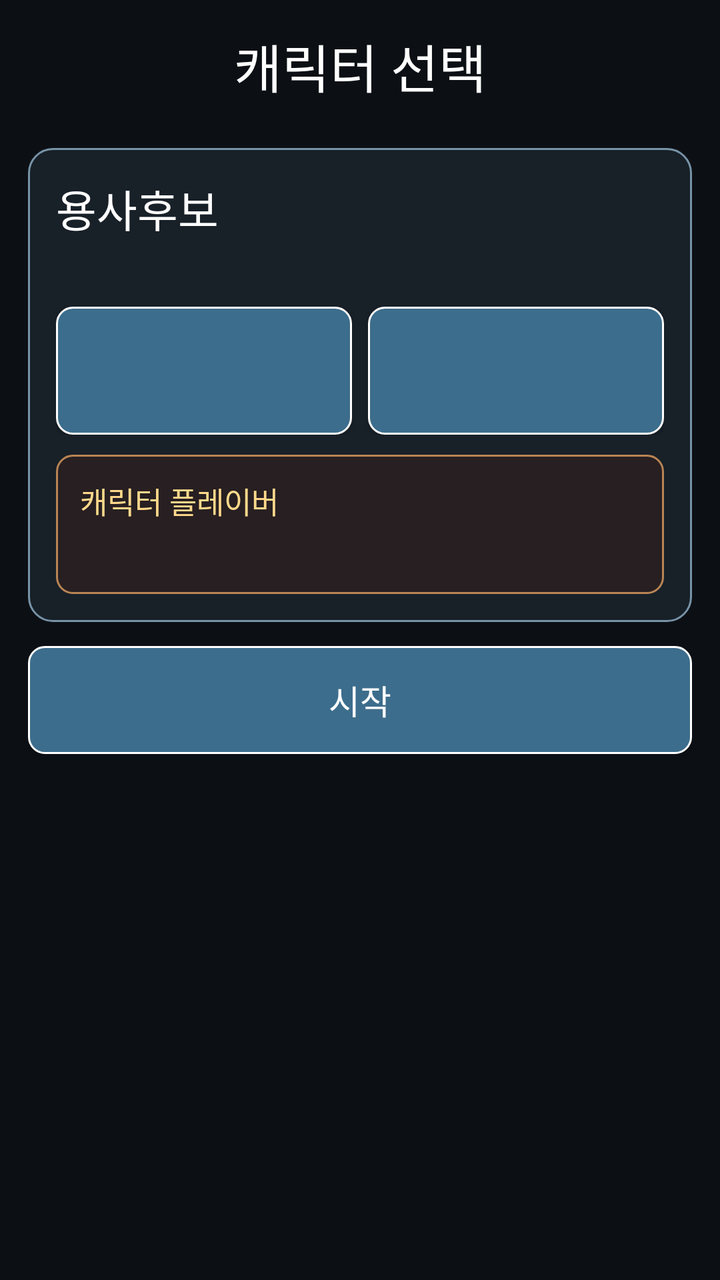
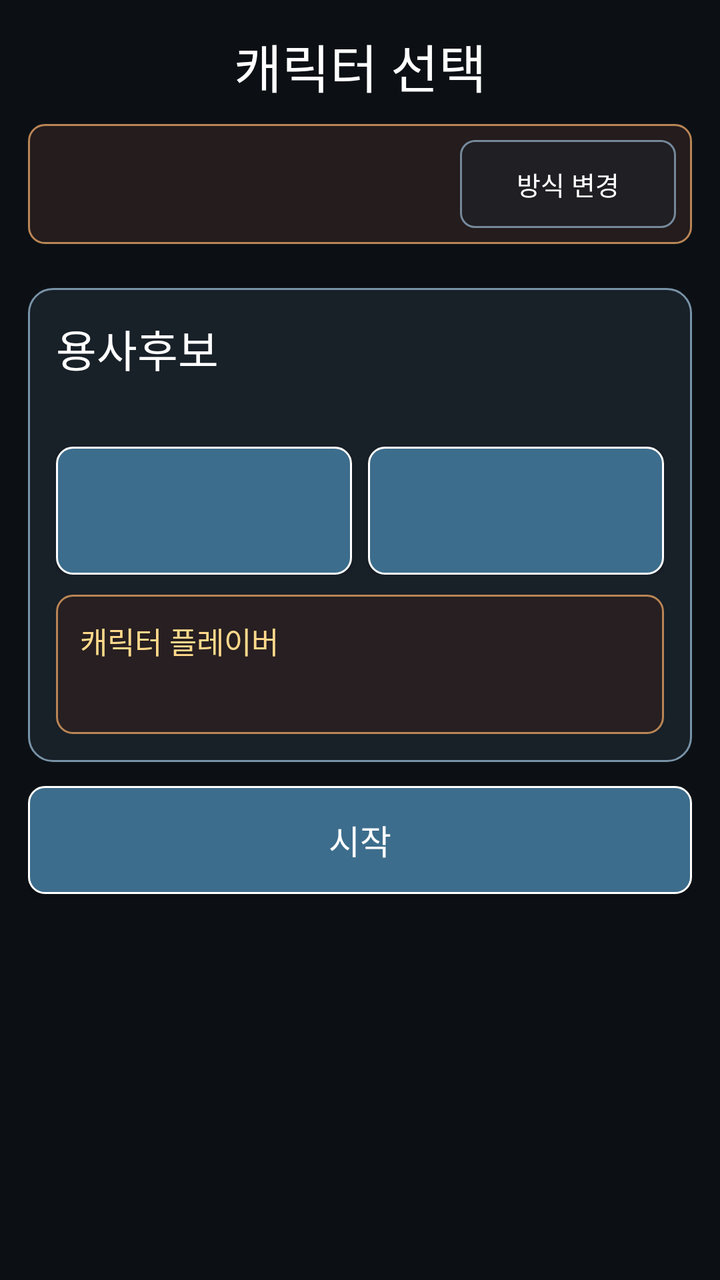

The first picture is an Android layout as it rendered before a commit; the second is the same layout after the commit. The layout source and the unified diff follow.
<!-- AndroidManifest.xml: application theme Theme.Project_pas -->
<!-- res/layout/activity_character_selection.xml -->
<?xml version="1.0" encoding="utf-8"?>
<ScrollView xmlns:android="http://schemas.android.com/apk/res/android"
    android:layout_width="match_parent"
    android:layout_height="match_parent"
    android:background="#0C1015"
    android:fillViewport="true">

    <LinearLayout
        android:layout_width="match_parent"
        android:layout_height="wrap_content"
        android:orientation="vertical"
        android:padding="14dp">

        <TextView
            android:layout_width="match_parent"
            android:layout_height="wrap_content"
            android:gravity="center"
            android:text="캐릭터 선택"
            android:textColor="@android:color/white"
            android:textSize="26sp" />

        <GridLayout
            android:id="@+id/character_grid"
            android:layout_width="match_parent"
            android:layout_height="wrap_content"
            android:layout_marginTop="10dp"
            android:columnCount="4" />

        <LinearLayout
            android:layout_width="match_parent"
            android:layout_height="wrap_content"
            android:layout_marginTop="12dp"
            android:background="@drawable/bg_battle_panel"
            android:orientation="vertical"
            android:padding="14dp">

            <TextView
                android:id="@+id/character_name"
                android:layout_width="match_parent"
                android:layout_height="wrap_content"
                android:text="용사후보"
                android:textColor="@android:color/white"
                android:textSize="22sp" />

            <TextView
                android:id="@+id/selection_guide"
                android:layout_width="match_parent"
                android:layout_height="wrap_content"
                android:layout_marginTop="4dp"
                android:textColor="#CBD8E0"
                android:textSize="14sp" />

            <LinearLayout
                android:id="@+id/rune_selection"
                android:layout_width="match_parent"
                android:layout_height="wrap_content"
                android:layout_marginTop="10dp"
                android:orientation="horizontal">

                <Button
                    android:id="@+id/btn_rune1"
                    android:layout_width="0dp"
                    android:layout_height="64dp"
                    android:layout_marginEnd="4dp"
                    android:layout_weight="1"
                    android:background="@drawable/bg_btn_start"
                    android:textColor="@android:color/white" />

                <Button
                    android:id="@+id/btn_rune2"
                    android:layout_width="0dp"
                    android:layout_height="64dp"
                    android:layout_marginStart="4dp"
                    android:layout_weight="1"
                    android:background="@drawable/bg_btn_start"
                    android:textColor="@android:color/white" />
            </LinearLayout>

            <LinearLayout
                android:id="@+id/debug_skill_selection"
                android:layout_width="match_parent"
                android:layout_height="wrap_content"
                android:layout_marginTop="10dp"
                android:orientation="vertical"
                android:visibility="gone">

                <Button android:id="@+id/btn_attack_skill" android:layout_width="match_parent" android:layout_height="52dp" android:background="@drawable/bg_btn_start" android:textColor="@android:color/white" />
                <Button android:id="@+id/btn_defense_skill" android:layout_width="match_parent" android:layout_height="52dp" android:layout_marginTop="5dp" android:background="@drawable/bg_btn_start" android:textColor="@android:color/white" />
                <GridLayout android:id="@+id/learned_skill_grid" android:layout_width="match_parent" android:layout_height="wrap_content" android:layout_marginTop="5dp" android:columnCount="2" />
            </LinearLayout>

            <LinearLayout
                android:id="@+id/character_flavor_panel"
                android:layout_width="match_parent"
                android:layout_height="wrap_content"
                android:layout_marginTop="10dp"
                android:background="@drawable/bg_intent_panel"
                android:orientation="vertical"
                android:padding="12dp">

                <TextView
                    android:layout_width="match_parent"
                    android:layout_height="wrap_content"
                    android:text="캐릭터 플레이버"
                    android:textColor="#FFD98B"
                    android:textSize="15sp" />

                <TextView
                    android:id="@+id/character_flavor_text"
                    android:layout_width="match_parent"
                    android:layout_height="wrap_content"
                    android:layout_marginTop="6dp"
                    android:lineSpacingExtra="3dp"
                    android:textColor="#D9E1E6"
                    android:textSize="13sp" />
            </LinearLayout>
        </LinearLayout>

        <Button
            android:id="@+id/btn_action"
            android:layout_width="match_parent"
            android:layout_height="54dp"
            android:layout_marginTop="12dp"
            android:background="@drawable/bg_btn_start"
            android:text="시작"
            android:textAllCaps="false"
            android:textColor="@android:color/white"
            android:textSize="17sp" />
    </LinearLayout>
</ScrollView>
<!-- resources referenced by this layout -->
<resources>
  <!-- drawable bg_battle_panel (drawable) -->
  <?xml version="1.0" encoding="utf-8"?>
  <shape xmlns:android="http://schemas.android.com/apk/res/android" android:shape="rectangle">
      <solid android:color="#E61A222B" />
      <stroke android:width="1dp" android:color="#7893A7" />
      <corners android:radius="12dp" />
  </shape>
  <!-- drawable bg_btn_start (drawable) -->
  <?xml version="1.0" encoding="utf-8"?>
      <shape xmlns:android="http://schemas.android.com/apk/res/android"
          android:shape="rectangle">
          
          <solid android:color="@color/button_primary" />
          
          <corners android:radius="8dp" />
          
          <stroke
              android:width="1dp"
              android:color="@android:color/white" />
          
          <padding
              android:left="12dp"
              android:top="8dp"
              android:right="12dp"
              android:bottom="8dp" />
      </shape>
  <!-- drawable bg_intent_panel (drawable) -->
  <?xml version="1.0" encoding="utf-8"?>
  <shape xmlns:android="http://schemas.android.com/apk/res/android" android:shape="rectangle">
      <solid android:color="#CC2B2020" />
      <stroke android:width="1dp" android:color="#B98555" />
      <corners android:radius="8dp" />
      <padding android:left="10dp" android:top="6dp" android:right="10dp" android:bottom="6dp" />
  </shape>
  <style name="Theme.Project_pas" parent="Theme.MaterialComponents.DayNight.DarkActionBar">
          
          <item name="colorPrimary">@color/purple_500</item>
          <item name="colorPrimaryVariant">@color/purple_700</item>
          <item name="colorOnPrimary">@color/white</item>
          
          <item name="colorSecondary">@color/teal_200</item>
          <item name="colorSecondaryVariant">@color/teal_700</item>
          <item name="colorOnSecondary">@color/black</item>
          
          <item name="android:statusBarColor">?attr/colorPrimaryVariant</item>
          
      </style>
  <color name="button_primary">#FF3D6D8C</color>
  <color name="purple_500">#FF6200EE</color>
  <color name="purple_700">#FF3700B3</color>
  <color name="white">#FFFFFFFF</color>
  <color name="teal_200">#FF03DAC5</color>
  <color name="teal_700">#FF018786</color>
  <color name="black">#FF000000</color>
</resources>

<!-- the commit's change to res/layout/activity_character_selection.xml (unified diff, before → after) -->
@@ -18,6 +18,50 @@
             android:text="캐릭터 선택"
             android:textColor="@android:color/white"
             android:textSize="26sp" />
+
+        <LinearLayout
+            android:layout_width="match_parent"
+            android:layout_height="wrap_content"
+            android:layout_marginTop="10dp"
+            android:background="@drawable/bg_intent_panel"
+            android:gravity="center_vertical"
+            android:orientation="horizontal"
+            android:padding="8dp">
+
+            <TextView
+                android:id="@+id/selected_play_mode"
+                android:layout_width="0dp"
+                android:layout_height="wrap_content"
+                android:layout_weight="1"
+                android:maxLines="2"
+                android:textColor="#FFD98B"
+                android:textSize="13sp" />
+
+            <Button
+                android:id="@+id/btn_change_play_mode"
+                android:layout_width="108dp"
+                android:layout_height="44dp"
+                android:background="@drawable/bg_enemy_tab"
+                android:text="방식 변경"
+                android:textAllCaps="false"
+                android:textColor="@android:color/white"
+                android:textSize="13sp" />
+        </LinearLayout>
+
+        <LinearLayout
+            android:id="@+id/party_selection_controls"
+            android:layout_width="match_parent"
+            android:layout_height="wrap_content"
+            android:layout_marginTop="8dp"
+            android:orientation="vertical"
+            android:visibility="gone">
+
+
+            <LinearLayout android:id="@+id/party_slot_tabs" android:layout_width="match_parent" android:layout_height="wrap_content" android:layout_marginTop="6dp" android:orientation="horizontal">
+                <Button android:id="@+id/btn_party_p1" android:layout_width="0dp" android:layout_height="56dp" android:layout_weight="1" android:layout_marginEnd="4dp" android:text="P1 설정" android:maxLines="2" android:textSize="13sp" android:textColor="@android:color/white" android:background="@drawable/bg_enemy_tab" />
+                <Button android:id="@+id/btn_party_p2" android:layout_width="0dp" android:layout_height="56dp" android:layout_weight="1" android:text="P2 설정" android:maxLines="2" android:textSize="13sp" android:textColor="@android:color/white" android:background="@drawable/bg_enemy_tab" />
+            </LinearLayout>
+        </LinearLayout>
 
         <GridLayout
             android:id="@+id/character_grid"
<!-- resource entries referenced after the edit -->
@@ -26,6 +26,14 @@
               android:right="12dp"
               android:bottom="8dp" />
       </shape>
+  <!-- drawable bg_enemy_tab (drawable) -->
+  <?xml version="1.0" encoding="utf-8"?>
+  <shape xmlns:android="http://schemas.android.com/apk/res/android" android:shape="rectangle">
+      <solid android:color="#5C172630" />
+      <stroke android:width="1dp" android:color="#76899A" />
+      <corners android:radius="7dp" />
+      <padding android:left="8dp" android:top="1dp" android:right="8dp" android:bottom="1dp" />
+  </shape>
   <!-- drawable bg_intent_panel (drawable) -->
   <?xml version="1.0" encoding="utf-8"?>
   <shape xmlns:android="http://schemas.android.com/apk/res/android" android:shape="rectangle">
